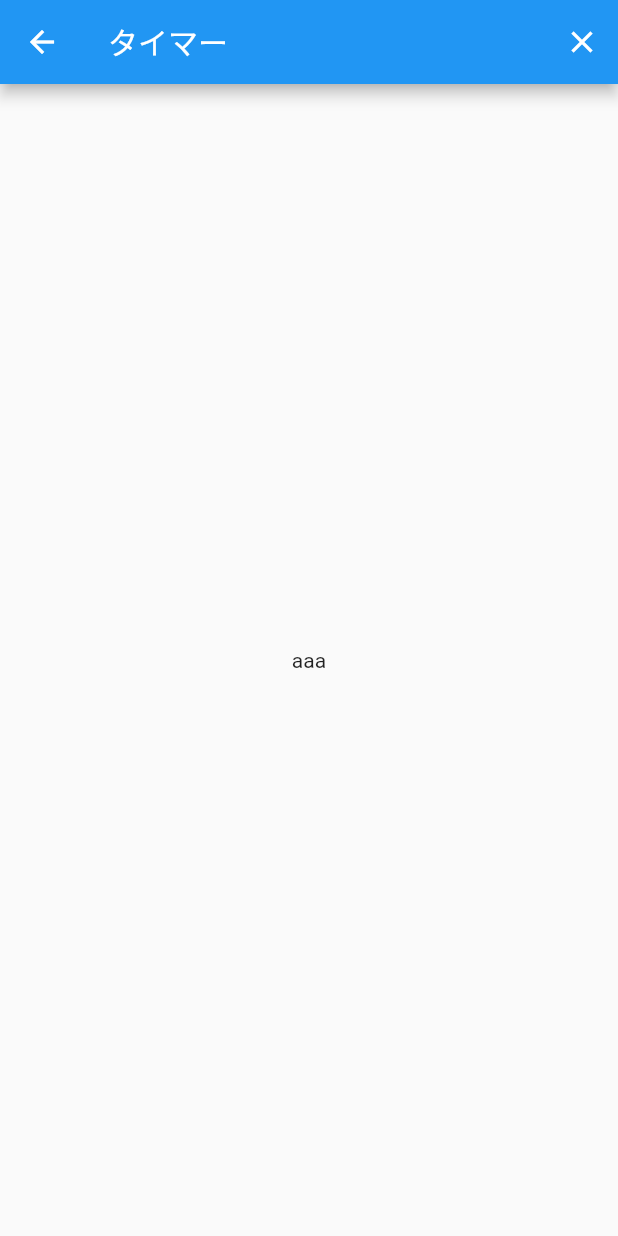
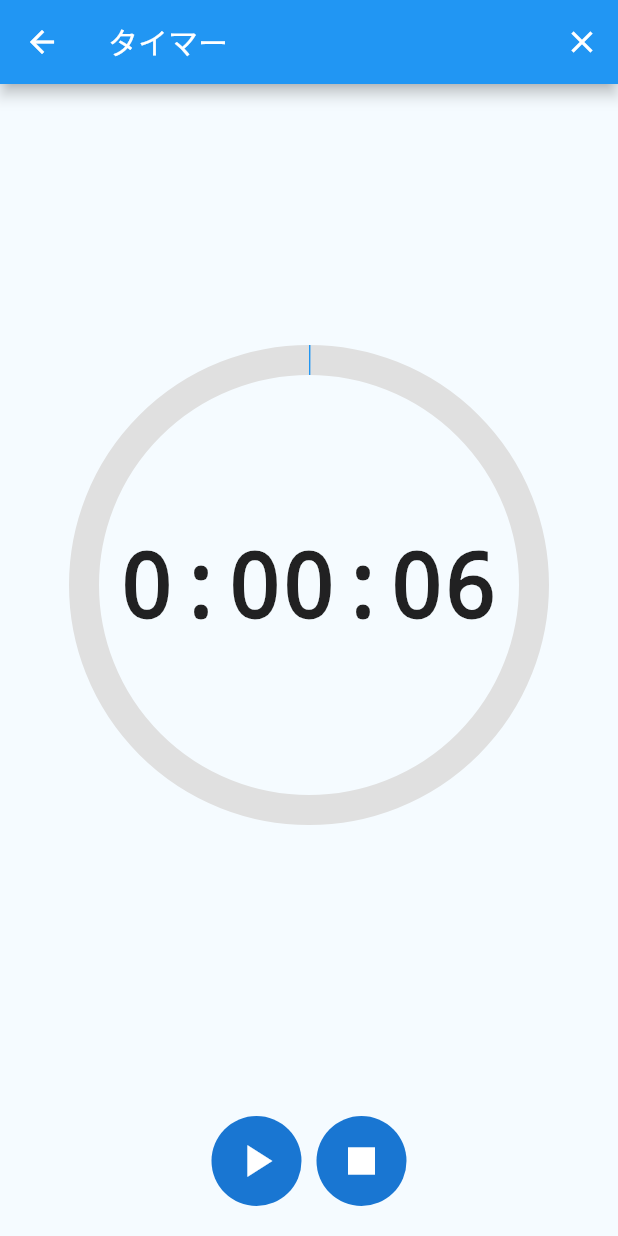
Before and after one commit to Mimimi-d/my-first-app, a Flutter app: the TimerPage screen opened directly, on a phone screen of 412 x 824 dp. Run offline on Flutter 3.47's test engine with Material 2 defaults, Android fonts, the phone set to English and light mode, and no system bars; our stand-ins replace cloud_firestore, firebase_auth, firebase_core, flutter_riverpod, table_calendar; missing offline and left inert: flutter_ringtone_player; accounts and stored records are empty.

Commit message:
create timer page

```diff
--- a/lib/ui/timer/timer_page.dart
+++ b/lib/ui/timer/timer_page.dart
@@ -9,11 +9,96 @@ import 'package:my_first_app/ui/calendar/calendar_card.dart';
 import '../login/login_page.dart';
 import 'package:intl/intl.dart';
 import 'package:intl/date_symbol_data_local.dart';
+import 'package:flutter/cupertino.dart';
+import 'package:flutter/material.dart';
+import '../../widgets/round_button.dart';
+import 'package:flutter_ringtone_player/flutter_ringtone_player.dart';
 
-class TimerPage extends StatelessWidget {
+// class TimerPage extends StatelessWidget {
+//   @override
+//   Widget build(BuildContext context) {
+//     return Builder(builder: (context) {
+//       return Scaffold(
+//           appBar: AppBar(
+//             title: Text('タイマー'),
+//             actions: <Widget>[
+//               IconButton(
+//                 icon: Icon(Icons.close),
+//                 onPressed: () async {
+//                   await FirebaseAuth.instance.signOut();
+//                   await Navigator.of(context).pushReplacement(
+//                     MaterialPageRoute(builder: (context) {
+//                       return LoginPage();
+//                     }),
+//                   );
+//                 },
+//               ),
+//             ],
+//           ),
+//           body: Center(child: Text('aaa')));
+//     });
+//   }
+// }
+
+class TimerPage extends StatefulWidget {
+  const TimerPage({Key? key}) : super(key: key);
+
+  @override
+  _CountdownPageState createState() => _CountdownPageState();
+}
+
+class _CountdownPageState extends State<TimerPage>
+    with TickerProviderStateMixin {
+  late AnimationController controller;
+
+  bool isPlaying = false;
+
+  String get countText {
+    Duration count = controller.duration! * controller.value;
+    return controller.isDismissed
+        ? '${controller.duration!.inHours}:${(controller.duration!.inMinutes % 60).toString().padLeft(2, '0')}:${(controller.duration!.inSeconds % 60).toString().padLeft(2, '0')}'
+        : '${count.inHours}:${(count.inMinutes % 60).toString().padLeft(2, '0')}:${(count.inSeconds % 60).toString().padLeft(2, '0')}';
+  }
+
+  double progress = 0.001;
+
+  void notify() {
+    if (countText == '0:00:00') {
+      FlutterRingtonePlayer.playNotification();
+    }
+  }
+
+  @override
+  void initState() {
+    super.initState();
+    controller = AnimationController(
+      vsync: this,
+      duration: Duration(seconds: 6),
+    );
+
+    controller.addListener(() {
+      notify();
+      if (controller.isAnimating) {
+        setState(() {
+          progress = controller.value;
+        });
+      } else {
+        setState(() {
+          progress = 1.0;
+          isPlaying = false;
+        });
+      }
+    });
+  }
+
+  @override
+  void dispose() {
+    controller.dispose();
+    super.dispose();
+  }
+
   @override
   Widget build(BuildContext context) {
-    return Builder(builder: (context) {
     return Scaffold(
       appBar: AppBar(
         title: Text('タイマー'),
@@ -31,7 +116,98 @@ class TimerPage extends StatelessWidget {
           ),
         ],
       ),
-          body: Center(child: Text('aaa')));
+      backgroundColor: Color(0xfff5fbff),
+      body: Column(
+        children: [
+          Expanded(
+            child: Stack(
+              alignment: Alignment.center,
+              children: [
+                SizedBox(
+                  width: 300,
+                  height: 300,
+                  child: CircularProgressIndicator(
+                    backgroundColor: Colors.grey.shade300,
+                    value: progress,
+                    strokeWidth: 20,
+                  ),
+                ),
+                GestureDetector(
+                  onTap: () {
+                    if (controller.isDismissed) {
+                      showModalBottomSheet(
+                        context: context,
+                        builder: (context) => Container(
+                          height: 300,
+                          child: CupertinoTimerPicker(
+                            initialTimerDuration: controller.duration!,
+                            onTimerDurationChanged: (time) {
+                              setState(() {
+                                controller.duration = time;
+                              });
+                            },
+                          ),
+                        ),
+                      );
+                    }
+                  },
+                  child: Center(
+                    child: AnimatedBuilder(
+                      animation: controller,
+                      builder: (context, child) => Text(
+                        countText,
+                        style: const TextStyle(
+                          fontSize: 60,
+                          fontWeight: FontWeight.bold,
+                          fontFamily: "monospace",
+                        ),
+                      ),
+                    ),
+                  ),
+                ),
+              ],
+            ),
+          ),
+          Padding(
+            padding: const EdgeInsets.symmetric(horizontal: 10, vertical: 20),
+            child: Row(
+              mainAxisAlignment: MainAxisAlignment.center,
+              children: [
+                GestureDetector(
+                  onTap: () {
+                    if (controller.isAnimating) {
+                      controller.stop();
+                      setState(() {
+                        isPlaying = false;
+                      });
+                    } else {
+                      controller.reverse(
+                          from: controller.value == 0 ? 1.0 : controller.value);
+                      setState(() {
+                        isPlaying = true;
                       });
                     }
+                  },
+                  child: RoundButton(
+                    icon: isPlaying == true ? Icons.pause : Icons.play_arrow,
+                  ),
+                ),
+                GestureDetector(
+                  onTap: () {
+                    controller.reset();
+                    setState(() {
+                      isPlaying = false;
+                    });
+                  },
+                  child: RoundButton(
+                    icon: Icons.stop,
+                  ),
+                ),
+              ],
+            ),
+          )
+        ],
+      ),
+    );
   }
+}
--- /dev/null
+++ b/lib/widgets/round_button.dart
@@ -0,0 +1,25 @@
+import 'package:flutter/material.dart';
+
+class RoundButton extends StatelessWidget {
+  const RoundButton({
+    Key? key,
+    required this.icon,
+  }) : super(key: key);
+  final IconData icon;
+
+  @override
+  Widget build(BuildContext context) {
+    return Padding(
+      padding: const EdgeInsets.symmetric(
+        horizontal: 5,
+      ),
+      child: CircleAvatar(
+        radius: 30,
+        child: Icon(
+          icon,
+          size: 36,
+        ),
+      ),
+    );
+  }
+}
--- a/pubspec.yaml
+++ b/pubspec.yaml
@@ -42,6 +42,7 @@ dependencies:
   flutter_hooks: ^0.18.3
   hooks_riverpod: ^1.0.3
   get: ^4.6.5
+  flutter_ringtone_player: ^3.2.0
 
 dev_dependencies:
   flutter_test:
```
Also changed, not shown: pubspec.lock, 1 other file. Lines whose indentation alone changed are shown as unchanged.
